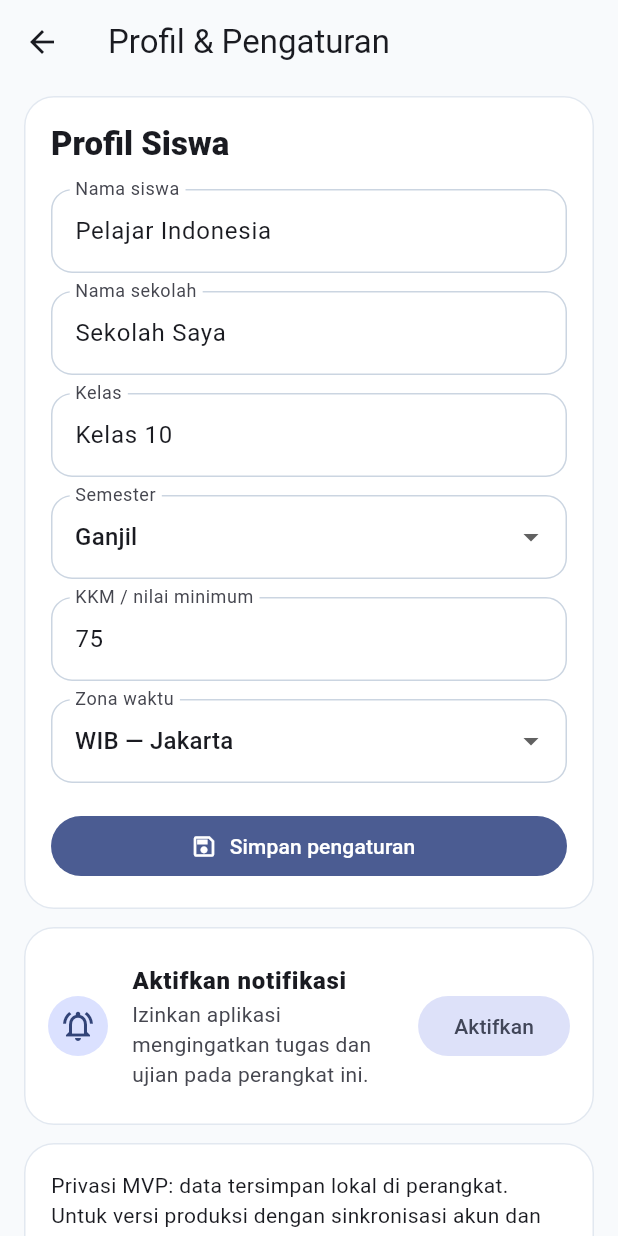
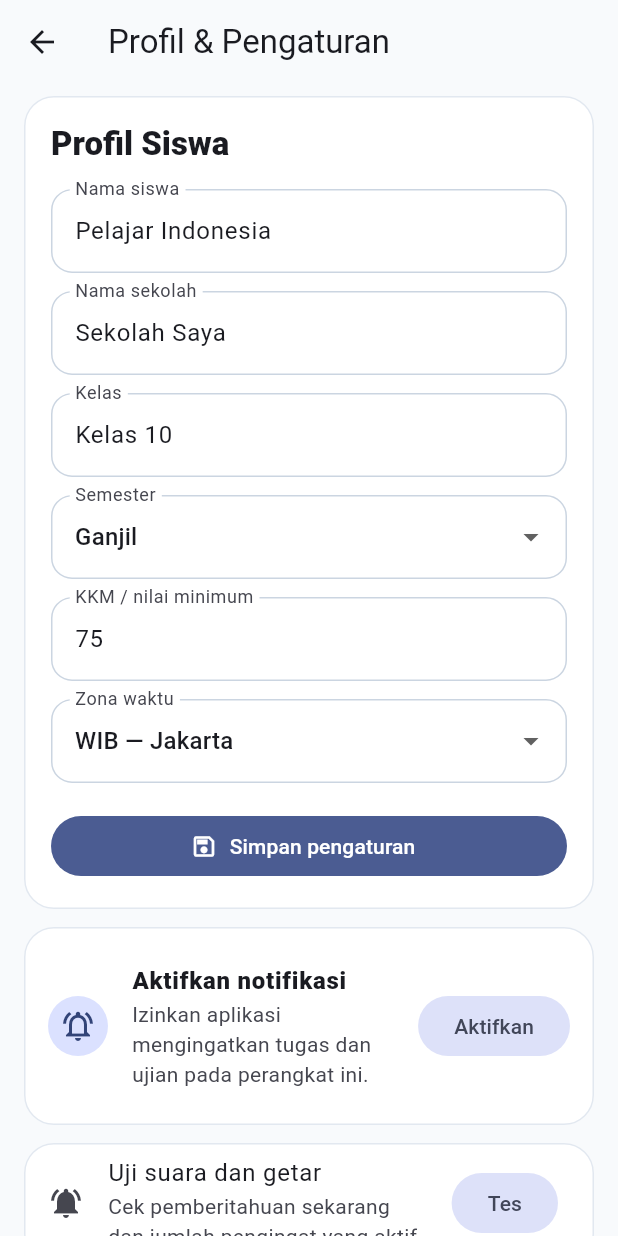
Before and after one commit to My-Hub-on2026/pelajarku, a Flutter app: the SettingsScreen screen opened directly, on a phone screen of 412 x 824 dp. Run offline on Flutter 3.47's test engine with Material 3 defaults, Android fonts, the light colour scheme and no system bars; our stand-ins replace flutter_local_notifications, sqflite, timezone; accounts and stored records are empty.

Commit message:
Add notification sound and vibration test button

```diff
--- a/lib/screens/settings_screen.dart
+++ b/lib/screens/settings_screen.dart
@@ -171,6 +171,23 @@ class _SettingsScreenState extends State<SettingsScreen> {
             ),
           ),
           const SizedBox(height: 12),
+          Card(child: ListTile(
+            leading: const Icon(Icons.notifications_active),
+            title: const Text('Uji suara dan getar'),
+            subtitle: const Text('Cek pemberitahuan sekarang dan jumlah pengingat yang aktif.'),
+            trailing: FilledButton.tonal(
+              onPressed: () async {
+                await store.testNotification();
+                final total = await store.pendingNotifications();
+                if (!context.mounted) return;
+                ScaffoldMessenger.of(context).showSnackBar(SnackBar(
+                  content: Text('Notifikasi uji dikirim. Jadwal aktif: $total. Periksa mode senyap dan setelan channel.'),
+                ));
+              },
+              child: const Text('Tes'),
+            ),
+          )),
+          const SizedBox(height: 12),
           const Card(
             child: Padding(
               padding: EdgeInsets.all(18),
```
